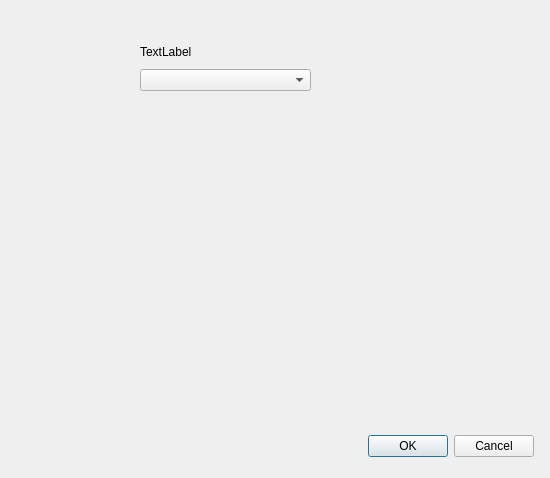
This is src/mufsettings_w.ui in MuffyPuff/StrahCalc as Qt 5 draws it before an edit. The edited form follows.
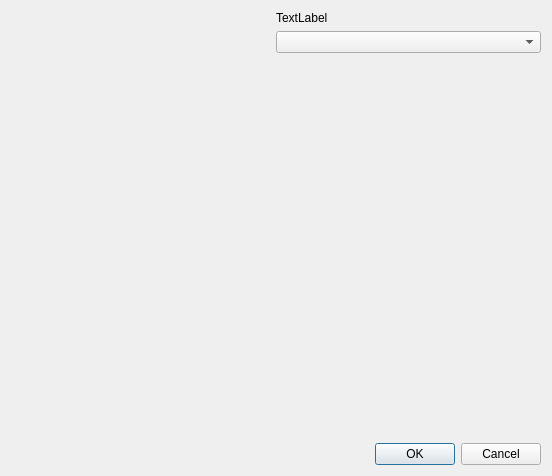
This is the edited form. Custom widgets are drawn as their Qt base class.

Patch:
```diff
--- a/src/mufsettings_w.ui
+++ b/src/mufsettings_w.ui
@@ -1,61 +1,71 @@
 <?xml version="1.0" encoding="UTF-8"?>
 <ui version="4.0">
- <class>settings_w</class>
- <widget class="QWidget" name="settings_w">
+ <class>MufSettings_w</class>
+ <widget class="QDialog" name="MufSettings_w">
   <property name="geometry">
    <rect>
     <x>0</x>
     <y>0</y>
-    <width>550</width>
-    <height>478</height>
+    <width>552</width>
+    <height>476</height>
    </rect>
   </property>
   <property name="windowTitle">
    <string>Form</string>
   </property>
-  <widget class="KDialogButtonBox" name="dialogButtonBox">
-   <property name="geometry">
-    <rect>
-     <x>360</x>
-     <y>430</y>
-     <width>174</width>
-     <height>33</height>
-    </rect>
-   </property>
-   <property name="standardButtons">
-    <set>QDialogButtonBox::Cancel|QDialogButtonBox::Ok</set>
-   </property>
-  </widget>
-  <widget class="QWidget" name="verticalLayoutWidget">
-   <property name="geometry">
-    <rect>
-     <x>140</x>
-     <y>40</y>
-     <width>171</width>
-     <height>51</height>
-    </rect>
-   </property>
-   <layout class="QVBoxLayout" name="_lang">
-    <item>
-     <widget class="QLabel" name="lang_l">
-      <property name="text">
-       <string>TextLabel</string>
-      </property>
-     </widget>
-    </item>
-    <item>
-     <widget class="QComboBox" name="lang_cb"/>
-    </item>
-   </layout>
-  </widget>
+  <layout class="QGridLayout" name="gridLayout">
+   <item row="0" column="1">
+    <layout class="QVBoxLayout" name="_lang">
+     <item>
+      <widget class="QLabel" name="lang_l">
+       <property name="text">
+        <string>TextLabel</string>
+       </property>
+      </widget>
+     </item>
+     <item>
+      <widget class="QComboBox" name="lang_cb"/>
+     </item>
+    </layout>
+   </item>
+   <item row="3" column="1">
+    <widget class="QDialogButtonBox" name="buttonBox">
+     <property name="orientation">
+      <enum>Qt::Horizontal</enum>
+     </property>
+     <property name="standardButtons">
+      <set>QDialogButtonBox::Cancel|QDialogButtonBox::Ok</set>
+     </property>
+    </widget>
+   </item>
+   <item row="0" column="0">
+    <spacer name="horizontalSpacer">
+     <property name="orientation">
+      <enum>Qt::Horizontal</enum>
+     </property>
+     <property name="sizeHint" stdset="0">
+      <size>
+       <width>40</width>
+       <height>20</height>
+      </size>
+     </property>
+    </spacer>
+   </item>
+   <item row="1" column="1">
+    <spacer name="verticalSpacer_2">
+     <property name="orientation">
+      <enum>Qt::Vertical</enum>
+     </property>
+     <property name="sizeHint" stdset="0">
+      <size>
+       <width>20</width>
+       <height>40</height>
+      </size>
+     </property>
+    </spacer>
+   </item>
+  </layout>
  </widget>
- <customwidgets>
-  <customwidget>
-   <class>KDialogButtonBox</class>
-   <extends>QDialogButtonBox</extends>
-   <header>kdialogbuttonbox.h</header>
-  </customwidget>
- </customwidgets>
  <resources/>
  <connections/>
 </ui>
```
Left out of the diff: 37 changed lines with no effect on the pictures.
